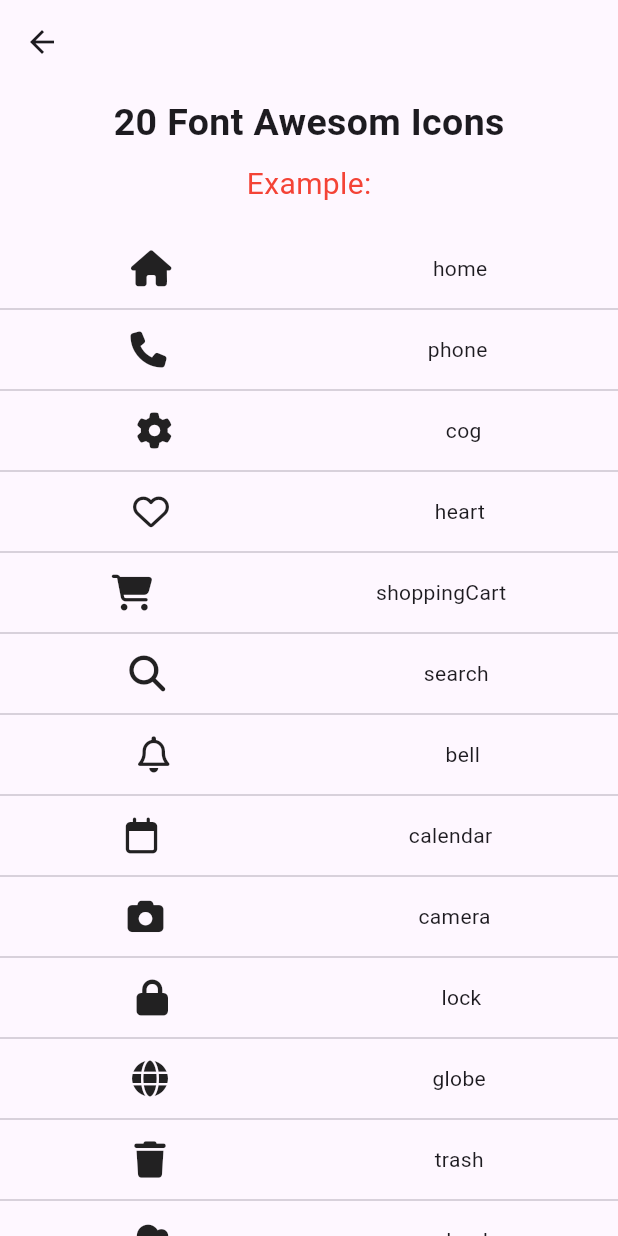
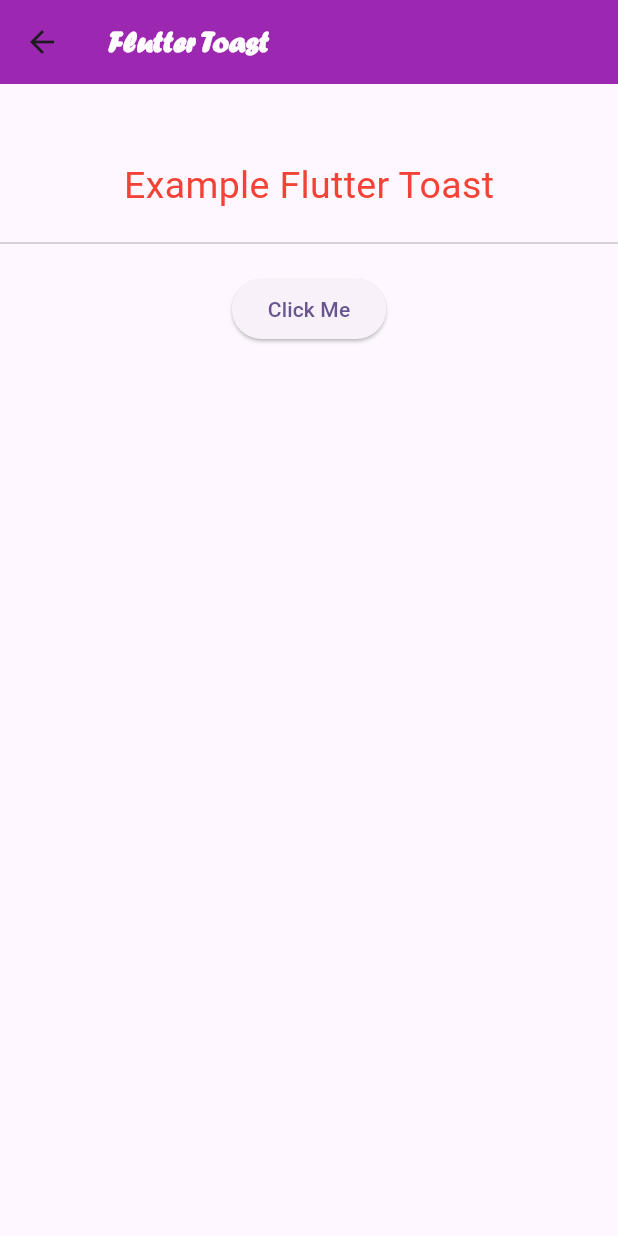
Before and after one commit to sajadnowroozi2003/Assignment12, a Flutter app: the screen it shows after launch, after a tap on "fluttertoast", on a phone screen of 412 x 824 dp. Run offline on Flutter 3.47's test engine with Material 3 defaults, Android fonts, the phone set to English and light mode, and no system bars; our stand-ins replace fluttertoast, font_awesome_flutter.

Commit message:
Use FlutterToast successful

```diff
--- a/lib/home_screen.dart
+++ b/lib/home_screen.dart
@@ -11,9 +11,11 @@
 import 'package:assignment12/widget_screens/share_plus.dart';
 import 'package:assignment12/widget_screens/shimmer.dart';
 import 'package:assignment12/widget_screens/text_to_speech.dart';
+import 'package:assignment12/widget_screens/toast.dart';
 import 'package:flutter/cupertino.dart';
 import 'package:flutter/material.dart';
 import 'package:flutter/services.dart';
+
 import 'package:url_launcher/url_launcher.dart';
 
 class HomeScreen extends StatefulWidget {
@@ -28,7 +30,7 @@
     {'name': 'font_awesome', 'rout': FontAwesome()},
     {
       'name': 'fluttertoast',
-      'rout': FontAwesome(),
+      'rout': Toaast(),
     },
     {
       'name': 'rflutter_alert',
@@ -103,7 +105,7 @@
                 color: Colors.white,
                 fontFamily: 'Forte'),
           ),
-          backgroundColor: Colors.black87,
+          backgroundColor: Colors.purple,
         ),
         body: Container(
           decoration: BoxDecoration(
--- a/lib/main.dart
+++ b/lib/main.dart
@@ -1,6 +1,8 @@
 import 'package:assignment12/home_screen.dart';
 import 'package:assignment12/splash_screen.dart';
+import 'package:assignment12/widget_screens/toast.dart';
 import 'package:flutter/material.dart';
+import 'package:fluttertoast/fluttertoast.dart';
 
 void main() {
   runApp(const MyApp());
@@ -23,6 +25,7 @@
       routes: {
         '/' : (context) => SplashScreen(),
         '/home' : (context) => HomeScreen(),
+        '/fluttertoast' : (context) => Toaast(),
 
 
 
--- a/lib/splash_screen.dart
+++ b/lib/splash_screen.dart
@@ -43,7 +43,7 @@
                       fontFamily: 'Forte',
                         fontSize: 35,
                         fontWeight: FontWeight.bold,
-                        color: Colors.deepOrange),
+                        color: Colors.black87),
                   ),
                   Text('v 0.1.1'),
                 ],
--- /dev/null
+++ b/lib/widget_screens/toast.dart
@@ -0,0 +1,61 @@
+import 'package:flutter/material.dart';
+import 'package:fluttertoast/fluttertoast.dart';
+
+class Toaast extends StatefulWidget {
+  const Toaast({super.key});
+
+  @override
+  State<Toaast> createState() => _ToaastState();
+}
+
+class _ToaastState extends State<Toaast> {
+  @override
+  Widget build(BuildContext context) {
+    return Scaffold(
+      appBar: AppBar(
+        backgroundColor: Colors.purple,
+        title: Text(
+          'Flutter Toast',
+          style: TextStyle(
+              fontSize: 20,
+              fontWeight: FontWeight.bold,
+              color: Colors.white,
+              fontFamily: 'Forte'),
+        ),
+      ),
+      body: Center(
+        child: Column(
+          // mainAxisAlignment: MainAxisAlignment.center,
+          children: [
+            SizedBox(
+              height: 50,
+            ),
+            Text(
+              'Example Flutter Toast',
+              style: TextStyle(fontSize: 25, color: Colors.red),
+            ),
+            Divider(
+              height: 40,
+            ),
+            ElevatedButton(
+              onPressed: () {
+                Fluttertoast.showToast(
+                  msg: 'You have an error 🤣😂',
+                  toastLength: Toast.LENGTH_LONG,
+                  backgroundColor: Colors.purple,
+                  fontSize: 20,
+                  textColor: Colors.white,
+                  gravity: ToastGravity.BOTTOM,
+                  timeInSecForIosWeb: 5,
+                );
+              },
+              child: Text(
+                'Click Me',
+              ),
+            ),
+          ],
+        ),
+      ),
+    );
+  }
+}
--- a/pubspec.yaml
+++ b/pubspec.yaml
@@ -37,7 +37,7 @@
   cupertino_icons: ^1.0.6
   url_launcher: ^6.3.0
   font_awesome_flutter: ^10.7.0
-
+  fluttertoast: ^8.2.8
 dev_dependencies:
   flutter_test:
     sdk: flutter
```
Also changed, not shown: lib/widget_screens/flutter_toast.dart (deleted, +0 -15 lines), pubspec.lock.
